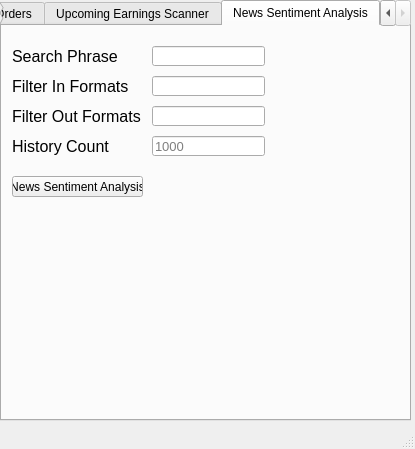
brcolli/StockTools, file styles/StockTools.ui: the form before one commit.
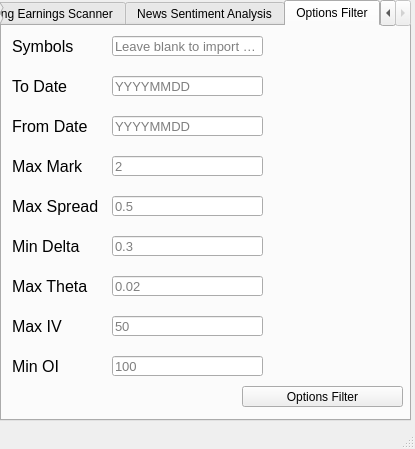
The form after the commit.

Commit message: Added UI for options filter

Diff of the .ui file:
```diff
--- a/styles/StockTools.ui
+++ b/styles/StockTools.ui
@@ -24,7 +24,7 @@
      </rect>
     </property>
     <property name="currentIndex">
-     <number>3</number>
+     <number>4</number>
     </property>
     <widget class="QWidget" name="DailyShortInterest_tab">
      <attribute name="title">
@@ -549,6 +549,348 @@
       </property>
      </widget>
     </widget>
+    <widget class="QWidget" name="OptionsFilter_tab">
+     <attribute name="title">
+      <string>Options Filter</string>
+     </attribute>
+     <widget class="QLabel" name="optionsFilterSymbolsLabel">
+      <property name="geometry">
+       <rect>
+        <x>10</x>
+        <y>10</y>
+        <width>91</width>
+        <height>21</height>
+       </rect>
+      </property>
+      <property name="font">
+       <font>
+        <pointsize>12</pointsize>
+       </font>
+      </property>
+      <property name="text">
+       <string>Symbols</string>
+      </property>
+     </widget>
+     <widget class="QLineEdit" name="optionsFilterSymbols">
+      <property name="geometry">
+       <rect>
+        <x>110</x>
+        <y>10</y>
+        <width>151</width>
+        <height>20</height>
+       </rect>
+      </property>
+      <property name="font">
+       <font>
+        <pointsize>10</pointsize>
+       </font>
+      </property>
+      <property name="placeholderText">
+       <string>Leave blank to import csv</string>
+      </property>
+     </widget>
+     <widget class="QLabel" name="optionsFilterToDateLabel">
+      <property name="geometry">
+       <rect>
+        <x>10</x>
+        <y>50</y>
+        <width>91</width>
+        <height>21</height>
+       </rect>
+      </property>
+      <property name="font">
+       <font>
+        <pointsize>12</pointsize>
+       </font>
+      </property>
+      <property name="text">
+       <string>To Date</string>
+      </property>
+     </widget>
+     <widget class="QLineEdit" name="optionsFilterToDate">
+      <property name="geometry">
+       <rect>
+        <x>110</x>
+        <y>50</y>
+        <width>151</width>
+        <height>20</height>
+       </rect>
+      </property>
+      <property name="font">
+       <font>
+        <pointsize>10</pointsize>
+       </font>
+      </property>
+      <property name="placeholderText">
+       <string>YYYYMMDD</string>
+      </property>
+     </widget>
+     <widget class="QLabel" name="optionsFilterFromDateLabel">
+      <property name="geometry">
+       <rect>
+        <x>10</x>
+        <y>90</y>
+        <width>91</width>
+        <height>21</height>
+       </rect>
+      </property>
+      <property name="font">
+       <font>
+        <pointsize>12</pointsize>
+       </font>
+      </property>
+      <property name="text">
+       <string>From Date</string>
+      </property>
+     </widget>
+     <widget class="QLineEdit" name="optionsFilterFromDate">
+      <property name="geometry">
+       <rect>
+        <x>110</x>
+        <y>90</y>
+        <width>151</width>
+        <height>20</height>
+       </rect>
+      </property>
+      <property name="font">
+       <font>
+        <pointsize>10</pointsize>
+       </font>
+      </property>
+      <property name="placeholderText">
+       <string>YYYYMMDD</string>
+      </property>
+     </widget>
+     <widget class="QLineEdit" name="optionsFilterMaxMark">
+      <property name="geometry">
+       <rect>
+        <x>110</x>
+        <y>130</y>
+        <width>151</width>
+        <height>20</height>
+       </rect>
+      </property>
+      <property name="font">
+       <font>
+        <pointsize>10</pointsize>
+       </font>
+      </property>
+      <property name="placeholderText">
+       <string>2</string>
+      </property>
+     </widget>
+     <widget class="QLabel" name="optionsFilterMaxMarkLabel">
+      <property name="geometry">
+       <rect>
+        <x>10</x>
+        <y>130</y>
+        <width>91</width>
+        <height>21</height>
+       </rect>
+      </property>
+      <property name="font">
+       <font>
+        <pointsize>12</pointsize>
+       </font>
+      </property>
+      <property name="text">
+       <string>Max Mark</string>
+      </property>
+     </widget>
+     <widget class="QLabel" name="optionsFilterMaxMarkSpreadLabel">
+      <property name="geometry">
+       <rect>
+        <x>10</x>
+        <y>170</y>
+        <width>91</width>
+        <height>21</height>
+       </rect>
+      </property>
+      <property name="font">
+       <font>
+        <pointsize>12</pointsize>
+       </font>
+      </property>
+      <property name="text">
+       <string>Max Spread</string>
+      </property>
+     </widget>
+     <widget class="QLineEdit" name="optionsFilterMaxSpread">
+      <property name="geometry">
+       <rect>
+        <x>110</x>
+        <y>170</y>
+        <width>151</width>
+        <height>20</height>
+       </rect>
+      </property>
+      <property name="font">
+       <font>
+        <pointsize>10</pointsize>
+       </font>
+      </property>
+      <property name="placeholderText">
+       <string>0.5</string>
+      </property>
+     </widget>
+     <widget class="QLabel" name="optionsFilterMinDeltaLabel">
+      <property name="geometry">
+       <rect>
+        <x>10</x>
+        <y>210</y>
+        <width>91</width>
+        <height>21</height>
+       </rect>
+      </property>
+      <property name="font">
+       <font>
+        <pointsize>12</pointsize>
+       </font>
+      </property>
+      <property name="text">
+       <string>Min Delta</string>
+      </property>
+     </widget>
+     <widget class="QLineEdit" name="optionsFilterMinDelta">
+      <property name="geometry">
+       <rect>
+        <x>110</x>
+        <y>210</y>
+        <width>151</width>
+        <height>20</height>
+       </rect>
+      </property>
+      <property name="font">
+       <font>
+        <pointsize>10</pointsize>
+       </font>
+      </property>
+      <property name="placeholderText">
+       <string>0.3</string>
+      </property>
+     </widget>
+     <widget class="QLabel" name="optionsFilterMaxThetaLabel">
+      <property name="geometry">
+       <rect>
+        <x>10</x>
+        <y>250</y>
+        <width>91</width>
+        <height>21</height>
+       </rect>
+      </property>
+      <property name="font">
+       <font>
+        <pointsize>12</pointsize>
+       </font>
+      </property>
+      <property name="text">
+       <string>Max Theta</string>
+      </property>
+     </widget>
+     <widget class="QLineEdit" name="optionsFilterMaxTheta">
+      <property name="geometry">
+       <rect>
+        <x>110</x>
+        <y>250</y>
+        <width>151</width>
+        <height>20</height>
+       </rect>
+      </property>
+      <property name="font">
+       <font>
+        <pointsize>10</pointsize>
+       </font>
+      </property>
+      <property name="placeholderText">
+       <string>0.02</string>
+      </property>
+     </widget>
+     <widget class="QLineEdit" name="optionsFilterMaxIV">
+      <property name="geometry">
+       <rect>
+        <x>110</x>
+        <y>290</y>
+        <width>151</width>
+        <height>20</height>
+       </rect>
+      </property>
+      <property name="font">
+       <font>
+        <pointsize>10</pointsize>
+       </font>
+      </property>
+      <property name="placeholderText">
+       <string>50</string>
+      </property>
+     </widget>
+     <widget class="QLabel" name="optionsFilterMaxIVLabel">
+      <property name="geometry">
+       <rect>
+        <x>10</x>
+        <y>290</y>
+        <width>91</width>
+        <height>21</height>
+       </rect>
+      </property>
+      <property name="font">
+       <font>
+        <pointsize>12</pointsize>
+       </font>
+      </property>
+      <property name="text">
+       <string>Max IV</string>
+      </property>
+     </widget>
+     <widget class="QLineEdit" name="optionsFilterMinOI">
+      <property name="geometry">
+       <rect>
+        <x>110</x>
+        <y>330</y>
+        <width>151</width>
+        <height>20</height>
+       </rect>
+      </property>
+      <property name="font">
+       <font>
+        <pointsize>10</pointsize>
+       </font>
+      </property>
+      <property name="placeholderText">
+       <string>100</string>
+      </property>
+     </widget>
+     <widget class="QLabel" name="optionsFilterMinOILabel">
+      <property name="geometry">
+       <rect>
+        <x>10</x>
+        <y>330</y>
+        <width>91</width>
+        <height>21</height>
+       </rect>
+      </property>
+      <property name="font">
+       <font>
+        <pointsize>12</pointsize>
+       </font>
+      </property>
+      <property name="text">
+       <string>Min OI</string>
+      </property>
+     </widget>
+     <widget class="QPushButton" name="optionsFilterButton">
+      <property name="geometry">
+       <rect>
+        <x>240</x>
+        <y>360</y>
+        <width>161</width>
+        <height>21</height>
+       </rect>
+      </property>
+      <property name="text">
+       <string>Options Filter</string>
+      </property>
+     </widget>
+    </widget>
    </widget>
   </widget>
   <widget class="QMenuBar" name="menubar">
```
The commit also changes 4 other files.
